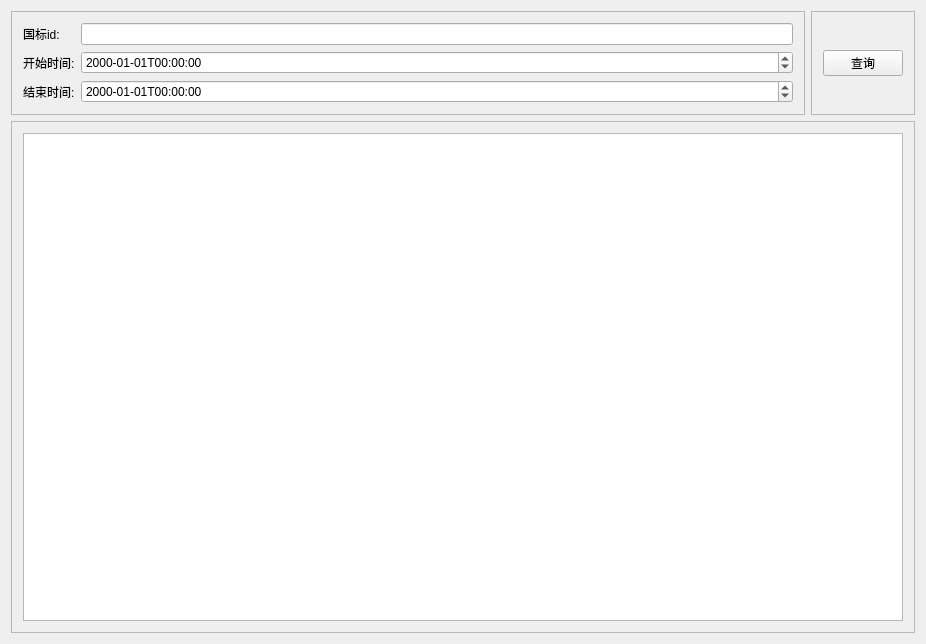
Qt form GB28181Client/src/GB28181Client/GBRecordInfoDlg.ui (Lucas2525117/GB28181Client) before a commit.
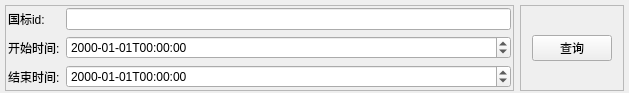
The same form after that commit.

```diff
--- a/GB28181Client/src/GB28181Client/GBRecordInfoDlg.ui
+++ b/GB28181Client/src/GB28181Client/GBRecordInfoDlg.ui
@@ -6,14 +6,45 @@
    <rect>
     <x>0</x>
     <y>0</y>
-    <width>926</width>
-    <height>644</height>
+    <width>629</width>
+    <height>82</height>
    </rect>
   </property>
   <property name="windowTitle">
    <string>GBRecordInfoDlg</string>
   </property>
   <layout class="QGridLayout" name="gridLayout_2">
+   <property name="leftMargin">
+    <number>5</number>
+   </property>
+   <property name="topMargin">
+    <number>5</number>
+   </property>
+   <property name="rightMargin">
+    <number>5</number>
+   </property>
+   <property name="bottomMargin">
+    <number>2</number>
+   </property>
+   <item row="0" column="1">
+    <widget class="QFrame" name="frame_2">
+     <property name="frameShape">
+      <enum>QFrame::StyledPanel</enum>
+     </property>
+     <property name="frameShadow">
+      <enum>QFrame::Raised</enum>
+     </property>
+     <layout class="QVBoxLayout" name="verticalLayout">
+      <item>
+       <widget class="QPushButton" name="pb_query">
+        <property name="text">
+         <string>查询</string>
+        </property>
+       </widget>
+      </item>
+     </layout>
+    </widget>
+   </item>
    <item row="0" column="0">
     <widget class="QFrame" name="frame">
      <property name="frameShape">
@@ -23,6 +54,18 @@
       <enum>QFrame::Raised</enum>
      </property>
      <layout class="QGridLayout" name="gridLayout">
+      <property name="leftMargin">
+       <number>2</number>
+      </property>
+      <property name="topMargin">
+       <number>2</number>
+      </property>
+      <property name="rightMargin">
+       <number>2</number>
+      </property>
+      <property name="bottomMargin">
+       <number>2</number>
+      </property>
       <item row="1" column="0">
        <widget class="QLabel" name="label_2">
         <property name="text">
@@ -64,40 +107,6 @@
      </layout>
     </widget>
    </item>
-   <item row="0" column="1">
-    <widget class="QFrame" name="frame_2">
-     <property name="frameShape">
-      <enum>QFrame::StyledPanel</enum>
-     </property>
-     <property name="frameShadow">
-      <enum>QFrame::Raised</enum>
-     </property>
-     <layout class="QVBoxLayout" name="verticalLayout">
-      <item>
-       <widget class="QPushButton" name="pb_query">
-        <property name="text">
-         <string>查询</string>
-        </property>
-       </widget>
-      </item>
-     </layout>
-    </widget>
-   </item>
-   <item row="1" column="0" colspan="2">
-    <widget class="QFrame" name="frame_3">
-     <property name="frameShape">
-      <enum>QFrame::StyledPanel</enum>
-     </property>
-     <property name="frameShadow">
-      <enum>QFrame::Raised</enum>
-     </property>
-     <layout class="QVBoxLayout" name="verticalLayout_2">
-      <item>
-       <widget class="QTableWidget" name="tableWidget"/>
-      </item>
-     </layout>
-    </widget>
-   </item>
   </layout>
  </widget>
  <layoutdefault spacing="6" margin="11"/>
```
